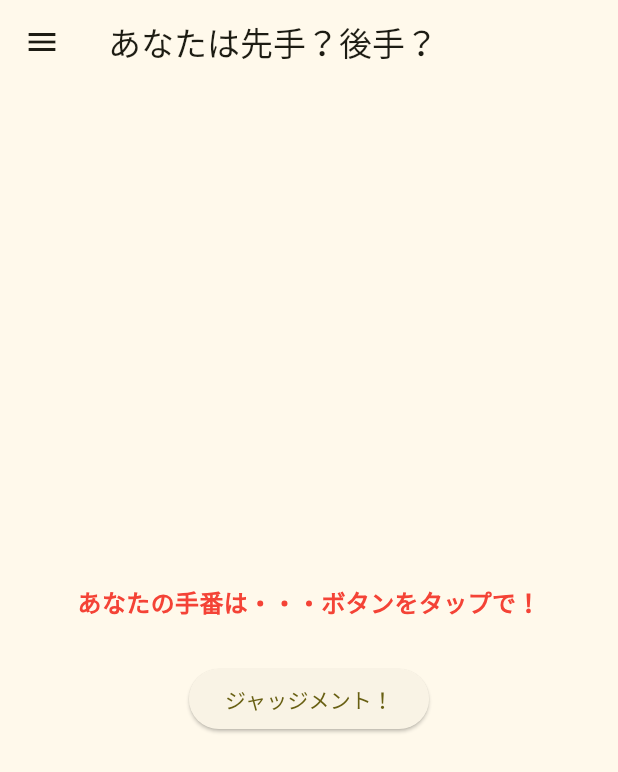
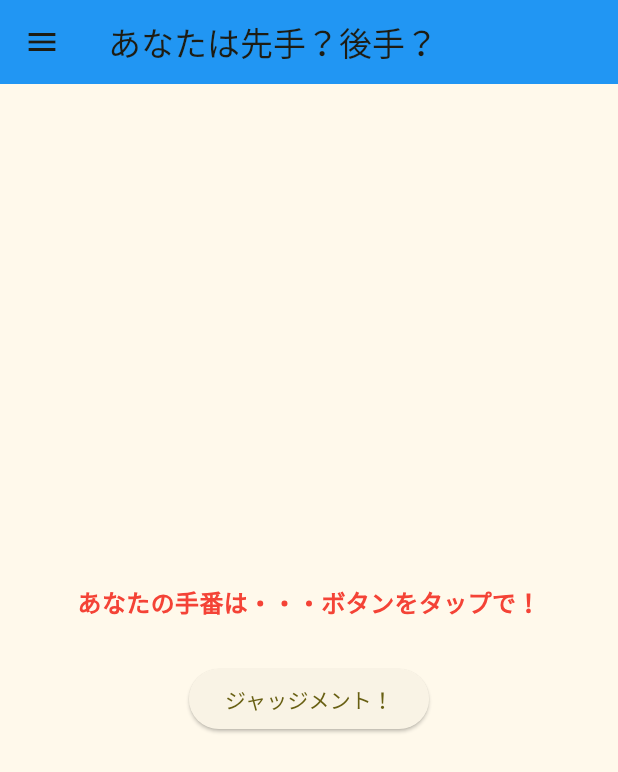
Before and after one commit to yuu123456/flutter_maru_batsu_game, a Flutter app: the HooksView screen opened directly, on a phone screen of 412 x 824 dp. Shown: the top 772 px of the screen. Run offline on Flutter 3.47's test engine with Material 2 defaults, Android fonts, the light colour scheme and no system bars; our stand-ins replace dio, flutter_dotenv, flutter_hooks, flutter_riverpod, freezed_annotation, google_mobile_ads and 3 more; accounts and stored records are empty; generated files the repository leaves out were written again; network calls fail.

Commit message:
AppBarに背景色を実装

```diff
--- a/lib/Views/game_view.dart
+++ b/lib/Views/game_view.dart
@@ -16,6 +16,7 @@ class GameView extends ConsumerWidget {
     return Scaffold(
       appBar: AppBar(
         title: const Text('まるばつゲーム'),
+        backgroundColor: Colors.blue,
       ),
       drawer: const MenuDrawer(),
       body: const Center(
--- a/lib/Views/hooks_view.dart
+++ b/lib/Views/hooks_view.dart
@@ -46,6 +46,7 @@ class HooksView extends HookWidget {
     return Scaffold(
       appBar: AppBar(
         title: const Text('あなたは先手？後手？'),
+        backgroundColor: Colors.blue,
       ),
       drawer: const MenuDrawer(),
       body: Center(
--- a/lib/Views/match_history_view.dart
+++ b/lib/Views/match_history_view.dart
@@ -12,6 +12,7 @@ class MatchHistoryView extends ConsumerWidget {
     return Scaffold(
       appBar: AppBar(
         title: const Text('対戦履歴'),
+        backgroundColor: Colors.blue,
       ),
       drawer: const MenuDrawer(),
       body: const SingleChildScrollView(
--- a/lib/Views/setting_view.dart
+++ b/lib/Views/setting_view.dart
@@ -16,6 +16,7 @@ class SettingView extends ConsumerWidget {
     return Scaffold(
       appBar: AppBar(
         title: const Text('設定画面'),
+        backgroundColor: Colors.blue,
       ),
       drawer: const MenuDrawer(),
       body: Center(
```
